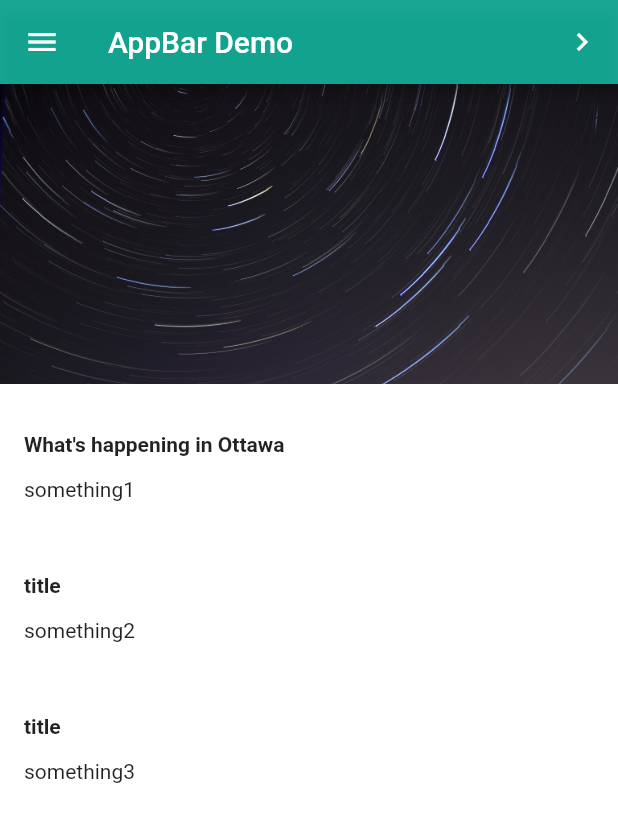
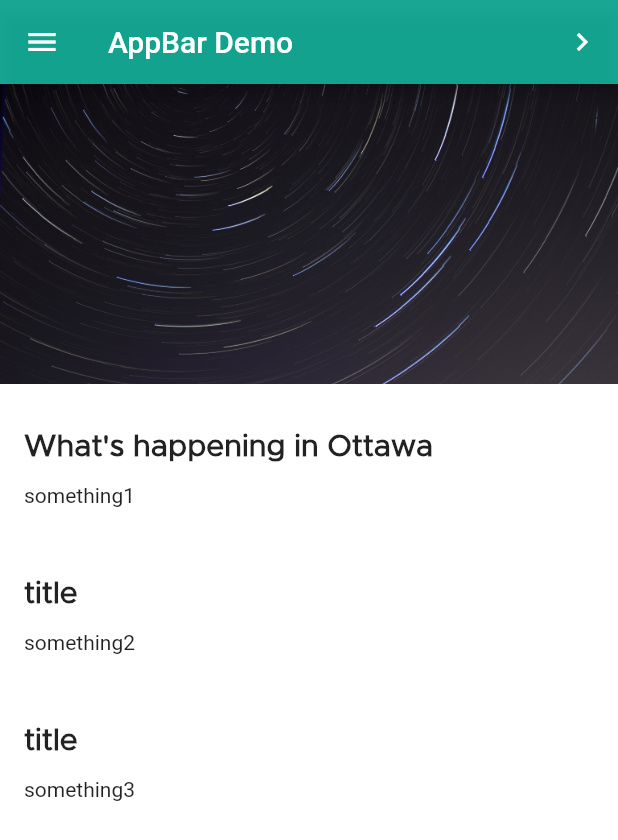
Before and after one commit to wongserena/Android-Studio, a Flutter app: the screen it shows after launch, on a phone screen of 412 x 824 dp. Shown: the top 840 px of the screen. Run offline on Flutter 3.47's test engine with Material 2 defaults, Android fonts, the phone set to English and light mode, and no system bars.

Commit message:
new font

```diff
--- a/lib/textsection.dart
+++ b/lib/textsection.dart
@@ -1,3 +1,5 @@
+import 'dart:ui';
+
 import 'package:flutter/material.dart';
 
 class TextSection extends StatelessWidget {
@@ -14,7 +16,11 @@ class TextSection extends StatelessWidget {
           padding: const EdgeInsets.fromLTRB(16.0, 32.0, 16.0, 4.0),
           child:   Text(
               _title,
-              style: TextStyle(fontWeight: FontWeight.bold)
+              style: TextStyle(
+                  fontWeight: FontWeight.bold,
+                  fontSize: 20,
+                  fontFamily: 'Metropolis',
+              )
           ),
         ),
         Container(
```
